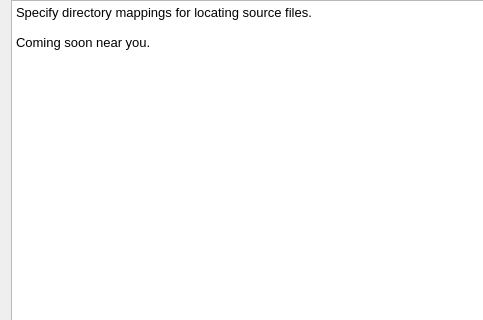
First picture: the form in src/SeerSourceConfigPage.ui, repository epasveer/seer, before the edit; both pictures show x 0 to 483 and y 0 to 320 of the 728 by 445 pixel window.
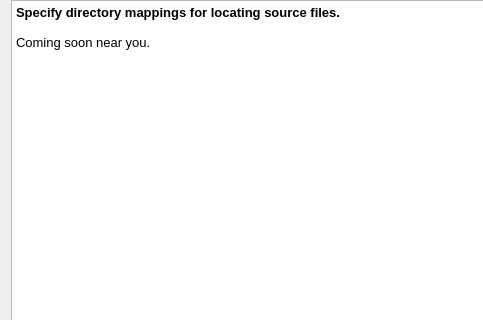
Second picture: the form after the edit.

```diff
--- a/src/SeerSourceConfigPage.ui
+++ b/src/SeerSourceConfigPage.ui
@@ -27,7 +27,7 @@
 &lt;html&gt;&lt;head&gt;&lt;meta name=&quot;qrichtext&quot; content=&quot;1&quot; /&gt;&lt;style type=&quot;text/css&quot;&gt;
 p, li { white-space: pre-wrap; }
 &lt;/style&gt;&lt;/head&gt;&lt;body style=&quot; font-family:'Noto Sans'; font-size:10pt; font-weight:400; font-style:normal;&quot;&gt;
-&lt;p style=&quot; margin-top:0px; margin-bottom:0px; margin-left:0px; margin-right:0px; -qt-block-indent:0; text-indent:0px;&quot;&gt;Specify directory mappings for locating source files.&lt;/p&gt;
+&lt;p style=&quot; margin-top:0px; margin-bottom:0px; margin-left:0px; margin-right:0px; -qt-block-indent:0; text-indent:0px;&quot;&gt;&lt;span style=&quot; font-weight:600;&quot;&gt;Specify directory mappings for locating source files.&lt;/span&gt;&lt;/p&gt;
 &lt;p style=&quot;-qt-paragraph-type:empty; margin-top:0px; margin-bottom:0px; margin-left:0px; margin-right:0px; -qt-block-indent:0; text-indent:0px;&quot;&gt;&lt;br /&gt;&lt;/p&gt;
 &lt;p style=&quot; margin-top:0px; margin-bottom:0px; margin-left:0px; margin-right:0px; -qt-block-indent:0; text-indent:0px;&quot;&gt;Coming soon near you.&lt;/p&gt;
 &lt;p style=&quot;-qt-paragraph-type:empty; margin-top:0px; margin-bottom:0px; margin-left:0px; margin-right:0px; -qt-block-indent:0; text-indent:0px;&quot;&gt;&lt;br /&gt;&lt;/p&gt;&lt;/body&gt;&lt;/html&gt;</string>
```
